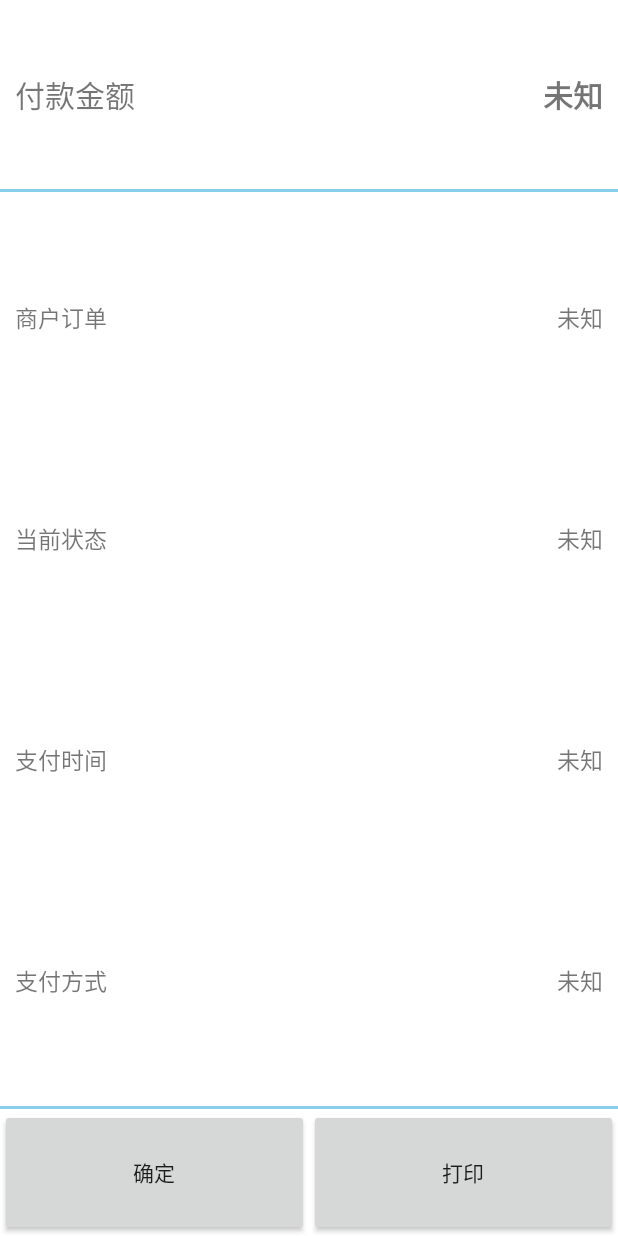
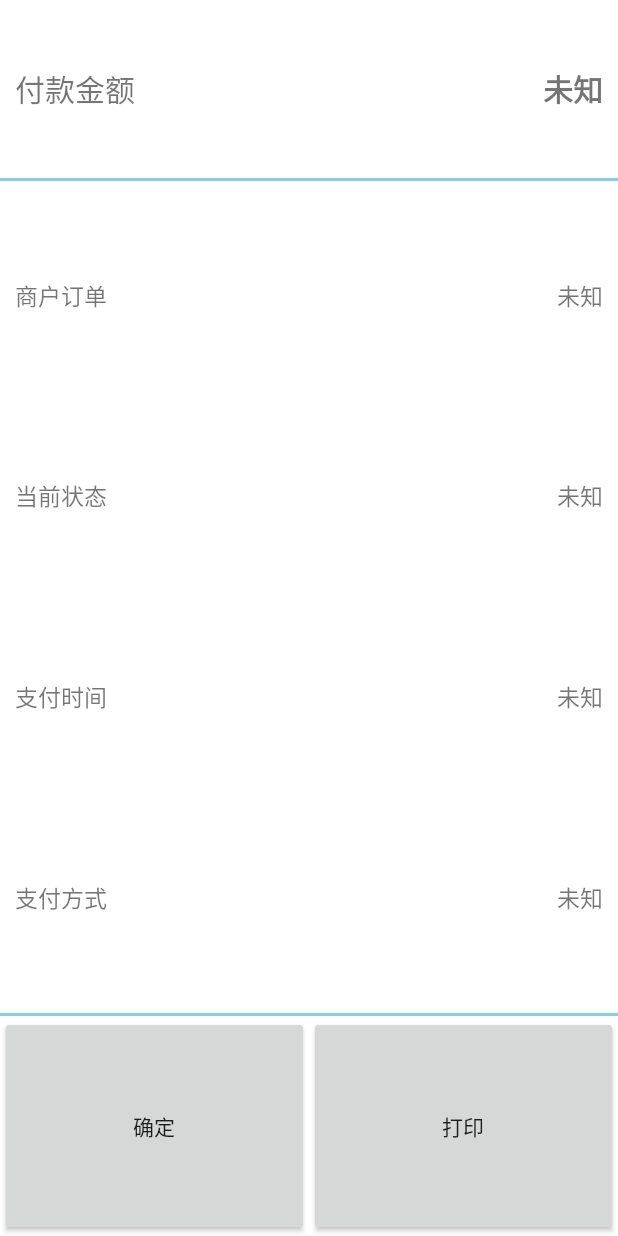
Before and after one commit to Seven617/Seven617, an Android app: the layout querypopupwindow.xml on its own in the app's theme, with its tools: preview values and no code run, on a phone screen of 412 x 824 dp. Run offline under Robolectric (Android 15) with nearby library versions, the phone set to English and light mode, and no system bars.

Commit message:
查单 修复

```diff
--- a/app/src/main/res/layout/querypopupwindow.xml
+++ b/app/src/main/res/layout/querypopupwindow.xml
@@ -207,7 +207,7 @@
     <LinearLayout
         android:layout_width="match_parent"
         android:layout_height="8dp"
-        android:layout_weight="1"
+        android:layout_weight="2"
         android:orientation="horizontal">
 
         <Button
```
Also changed, not shown: app/src/main/java/com/example/seven/myapplication/ui/activity/RefundActivity.java (+8 -1 lines), app/src/main/java/com/example/seven/myapplication/ui/fragment/FirstFragment.java (+11 -3 lines).
